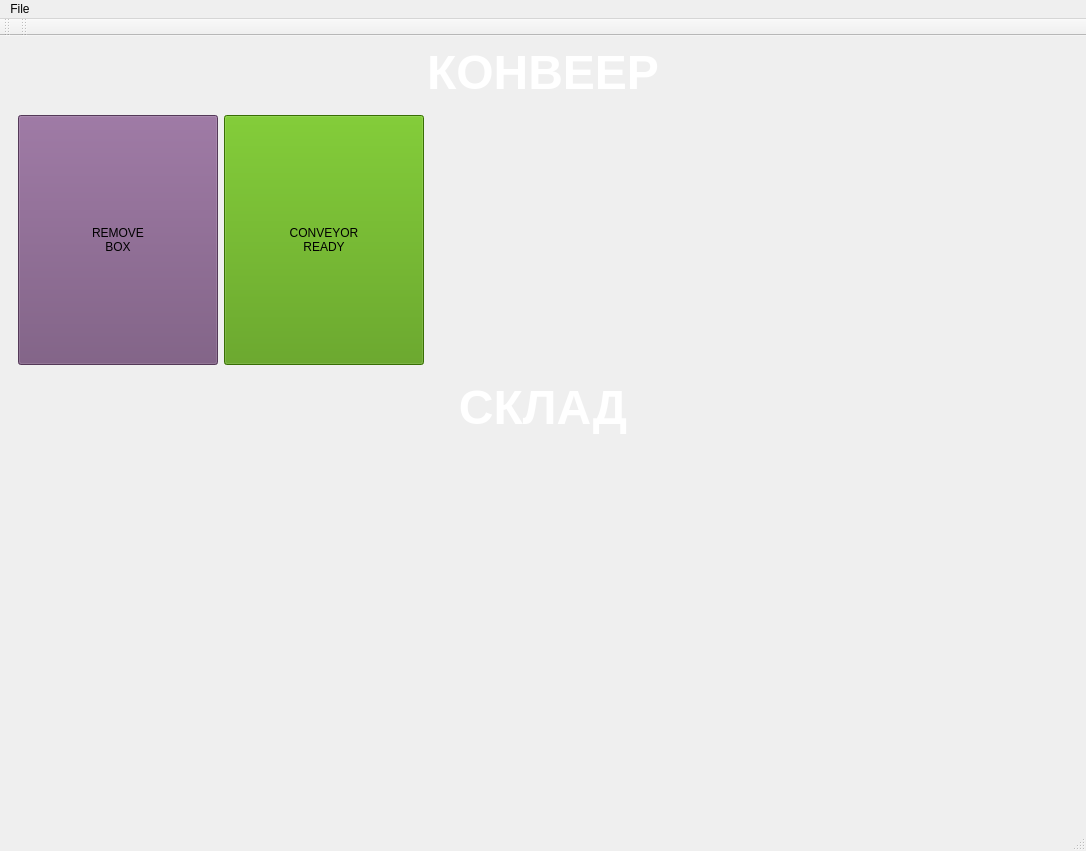
Above: App/ExpoVisualisator/mainwindow.ui from break11/AutoStorage before the change. Below: the same form after it.
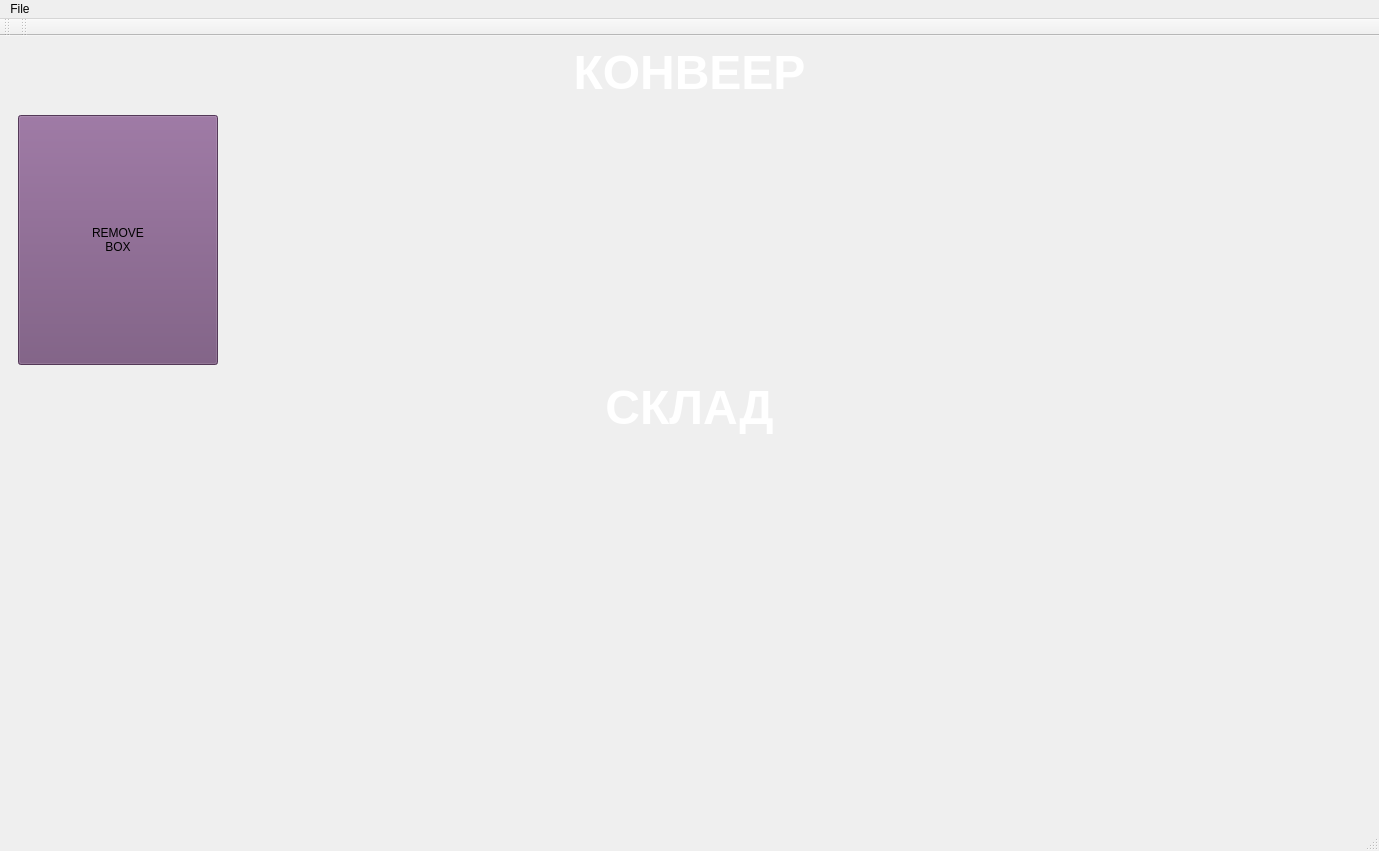
That is the form after the change. Icons and pictures are not drawn.

Commit message: Перенос кнопки готовности конвеера в агент менеджер. Изменена логика работы автотеста.

```diff
--- a/App/ExpoVisualisator/mainwindow.ui
+++ b/App/ExpoVisualisator/mainwindow.ui
@@ -6,7 +6,7 @@
    <rect>
     <x>0</x>
     <y>0</y>
-    <width>1086</width>
+    <width>1379</width>
     <height>851</height>
    </rect>
   </property>
@@ -64,26 +64,6 @@
          </property>
         </widget>
        </item>
-       <item>
-        <widget class="QPushButton" name="btnConveyorReady">
-         <property name="minimumSize">
-          <size>
-           <width>200</width>
-           <height>250</height>
-          </size>
-         </property>
-         <property name="styleSheet">
-          <string notr="true">QPushButton { background-color: rgb(78, 154, 6); } QPushButton:checked { border:3px solid red; border-radius:5px }</string>
-         </property>
-         <property name="text">
-          <string>CONVEYOR
-READY</string>
-         </property>
-         <property name="checkable">
-          <bool>true</bool>
-         </property>
-        </widget>
-       </item>
        <item>
         <spacer name="horizontalSpacer_2">
          <property name="orientation">
@@ -229,7 +209,7 @@
     <rect>
      <x>0</x>
      <y>0</y>
-     <width>1086</width>
+     <width>1379</width>
      <height>27</height>
     </rect>
    </property>
```
Left out of the diff: 13 changed lines with no effect on the pictures. The commit also changes 3 other files.
